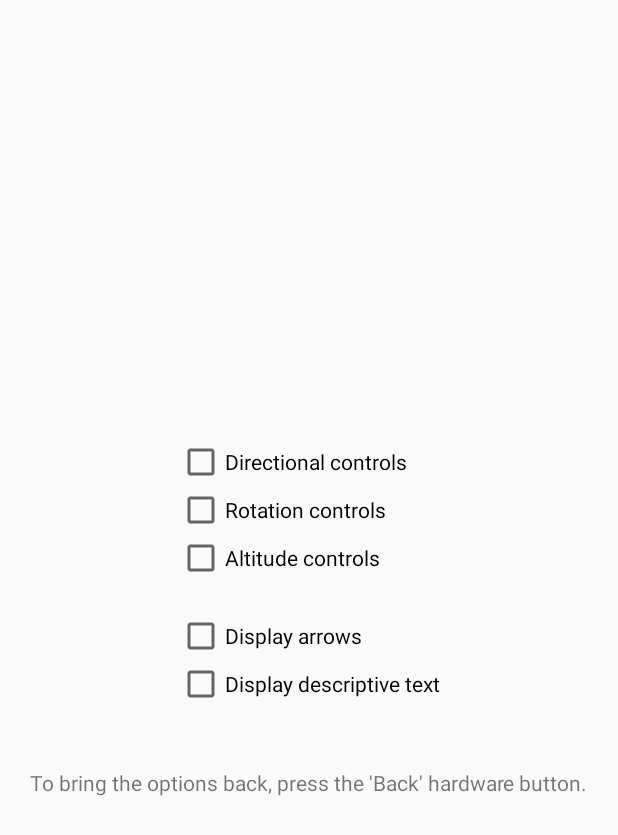
After one commit to ChrisJLester/BC-SoloDualControls, an Android app: the layout popup_flight_options.xml on its own in the app's theme, with its tools: preview values and no code run, on a phone screen of 412 x 824 dp. The commit adds this screen. Shown: the top 835 px of the screen. Run offline under Robolectric (Android 15) with nearby library versions, the phone set to English and light mode, and no system bars.

Commit message:
flight controls ui

```diff
--- /dev/null
+++ b/app/src/main/res/layout/popup_flight_options.xml
@@ -0,0 +1,66 @@
+<?xml version="1.0" encoding="utf-8"?>
+<RelativeLayout xmlns:android="http://schemas.android.com/apk/res/android"
+    android:orientation="vertical"
+    android:layout_width="match_parent"
+    android:layout_height="match_parent"
+    android:gravity="center">
+
+    <LinearLayout
+        android:id="@+id/linear_layout"
+        android:layout_width="wrap_content"
+        android:layout_height="wrap_content"
+        android:orientation="vertical"
+        android:layout_centerVertical="true"
+        android:layout_centerHorizontal="true">
+
+        <CheckBox
+            android:layout_width="wrap_content"
+            android:layout_height="wrap_content"
+            android:text="Directional controls"
+            android:checked="false"
+            android:id="@+id/chkDirectional" />
+
+        <CheckBox
+            android:layout_width="wrap_content"
+            android:layout_height="wrap_content"
+            android:text="Rotation controls"
+            android:checked="false"
+            android:id="@+id/chkRotation" />
+
+        <CheckBox
+            android:layout_width="wrap_content"
+            android:layout_height="wrap_content"
+            android:text="Altitude controls"
+            android:checked="false"
+            android:id="@+id/chkAltitude" />
+
+        <Space
+            android:id="@+id/space"
+            android:layout_width="50dp"
+            android:layout_height="20dp" />
+
+        <CheckBox
+            android:layout_width="wrap_content"
+            android:layout_height="wrap_content"
+            android:text="Display arrows"
+            android:checked="false"
+            android:id="@+id/chkArrows" />
+
+        <CheckBox
+            android:layout_width="wrap_content"
+            android:layout_height="wrap_content"
+            android:text="Display descriptive text"
+            android:checked="false"
+            android:id="@+id/chkText" />
+
+    </LinearLayout>
+
+    <TextView
+        android:layout_width="wrap_content"
+        android:layout_height="wrap_content"
+        android:layout_below="@+id/linear_layout"
+        android:layout_centerHorizontal="true"
+        android:layout_marginTop="40dp"
+        android:text="To bring the options back, press the 'Back' hardware button."/>
+
+</RelativeLayout>
```
Also changed, not shown: app/src/main/java/com/beaumont/chrisj/bc_solodualcontrols/FlightControlsActivity.java (+117 -13 lines), app/src/main/res/layout/activity_flight_controls.xml (+32 -41 lines).
